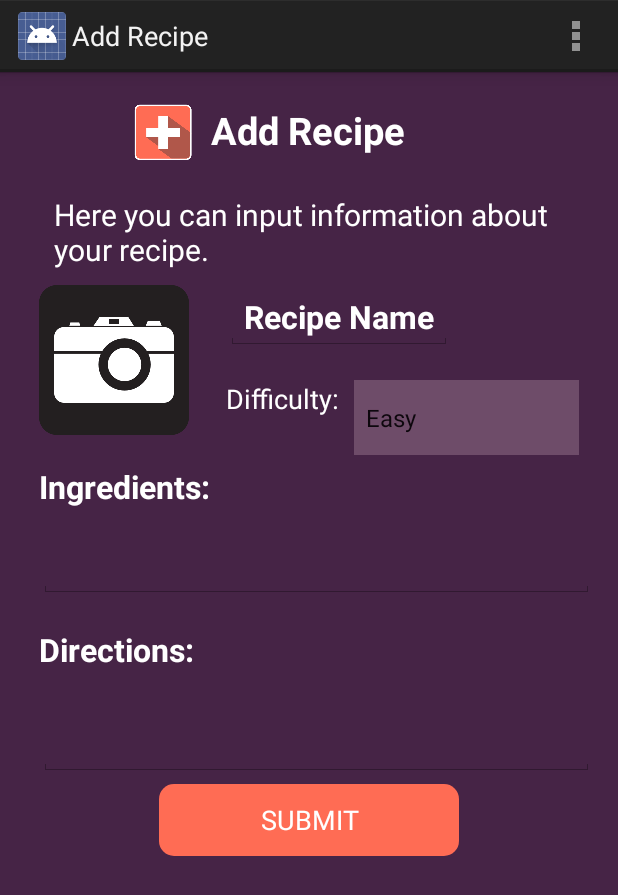
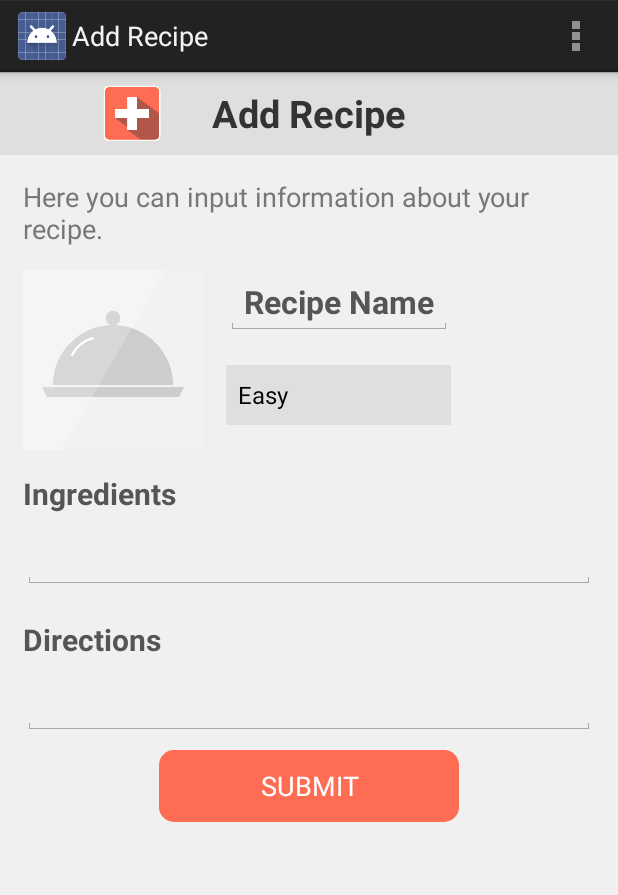
Before and after one commit to dcdinicola/Group_App_Working_Folder_The_Pantry_Planner, an Android app: the AddRecipeActivity screen opened directly, with no data from a screen before it, on a phone screen of 412 x 824 dp. Shown: the top 895 px of the screen. Run offline under Robolectric (Android 15) with nearby library versions, the phone set to English and light mode, and no system bars.

Commit message:
UI refinements
-profile
-favorites
-add recipe
-look up recipe background

```diff
--- a/MyFirstApplication-2/app/src/main/res/layout/activity_add_recipe.xml
+++ b/MyFirstApplication-2/app/src/main/res/layout/activity_add_recipe.xml
@@ -3,24 +3,15 @@
 
 <RelativeLayout xmlns:android="http://schemas.android.com/apk/res/android"
     xmlns:tools="http://schemas.android.com/tools" android:layout_width="match_parent"
-    android:layout_height="match_parent" android:paddingLeft="@dimen/activity_horizontal_margin"
-    android:paddingRight="@dimen/activity_horizontal_margin"
-    android:paddingTop="@dimen/activity_vertical_margin"
-    android:paddingBottom="@dimen/activity_vertical_margin"
+    android:layout_height="match_parent"
     tools:context="com.irissonghy.myfirstapplication.AddRecipeActivity"
     android:id="@+id/RelativeLayoutAddRecipe"
-    android:background="#462446">
+    android:background="#f0f0f0">
 
-    <ImageView
-        android:layout_width="45dp"
-        android:layout_height="45dp"
-        android:id="@+id/imageAddRecipe"
-        android:src="@drawable/addrecipelogo"
-        android:layout_toLeftOf="@+id/textViewAddRecipe" />
 
     <TextView
-        android:layout_width="150dp"
-        android:layout_height="45dp"
+        android:layout_width="fill_parent"
+        android:layout_height="55dp"
         android:text="Add Recipe"
         android:id="@+id/textViewAddRecipe"
         android:layout_alignParentTop="true"
@@ -32,9 +23,19 @@
         android:layout_alignParentBottom="false"
         android:layout_alignParentRight="false"
         android:layout_alignWithParentIfMissing="false"
-        android:gravity="center_vertical|center_horizontal"
+        android:gravity="center"
         android:layout_alignParentEnd="false"
-        android:textColor="#fff" />
+        android:textColor="#333"
+        android:background="#dfdfdf" />
+    <ImageView
+    android:layout_width="45dp"
+    android:layout_height="45dp"
+    android:id="@+id/imageAddRecipe"
+    android:src="@drawable/addrecipelogo"
+    android:layout_toLeftOf="@+id/textViewAddRecipe"
+    android:layout_marginRight="-110dp"
+        android:layout_marginTop="3dp" />
+
     <Space
         android:layout_width="fill_parent"
         android:layout_height="20dp"
@@ -48,38 +49,36 @@
         android:layout_height="wrap_content"
         android:text="Here you can input information about your recipe."
         android:id="@+id/textView"
-        android:layout_below="@+id/space"
-        android:layout_alignLeft="@+id/space"
-        android:layout_alignStart="@+id/space"
-        android:textSize="20sp"
-        android:paddingLeft="10dp"
-        android:layout_marginBottom="10dp"
-        android:layout_marginLeft="10dp"
-        android:textColor="#fff" />
+        android:textSize="18sp"
+        android:paddingLeft="15dp"
+        android:textColor="#777"
+        android:layout_below="@+id/textViewAddRecipe"
+        android:layout_marginTop="15dp"
+        android:paddingRight="15dp" />
 
     <ImageView
-        android:layout_width="100dp"
-        android:layout_height="100dp"
+        android:layout_width="120dp"
+        android:layout_height="120dp"
         android:id="@+id/imageView2"
+        android:src="@drawable/add_recipe"
         android:layout_below="@+id/textView"
-        android:layout_alignParentLeft="true"
-        android:layout_alignParentStart="true"
-        android:src="@drawable/camera_icon"
-        android:layout_marginLeft="10dp" />
+        android:layout_marginTop="15dp"
+        android:layout_marginLeft="15dp"
+        android:layout_alignParentStart="false" />
 
     <EditText
         android:layout_width="wrap_content"
         android:layout_height="wrap_content"
         android:id="@+id/recipeName"
-        android:layout_below="@+id/textView"
-        android:layout_toRightOf="@+id/imageAddRecipe"
-        android:layout_toEndOf="@+id/imageAddRecipe"
+        android:layout_toEndOf="@+id/imageView2"
         android:textSize="21sp"
         android:textStyle="bold"
         android:text="Recipe Name"
-        android:layout_marginLeft="20dp"
-        android:layout_marginRight="10dp"
-        android:textColor="#fff" />
+        android:textColor="#555"
+        android:layout_below="@+id/textView"
+        android:layout_toRightOf="@+id/imageView2"
+        android:layout_marginTop="15dp"
+        android:layout_marginLeft="15dp" />
 
     <TextView
         android:layout_width="wrap_content"
@@ -93,36 +92,30 @@
         android:layout_marginTop="20dp"
         android:textColor="#fff" />
 
-    <Space
-        android:layout_width="fill_parent"
-        android:layout_height="20dp"
-        android:layout_below="@+id/imageView2"
-        android:layout_centerHorizontal="true"
-        android:id="@+id/space2" />
-
     <TextView
         android:layout_width="wrap_content"
         android:layout_height="wrap_content"
-        android:text="Ingredients:"
+        android:text="Ingredients"
         android:id="@+id/textView3"
         android:textStyle="bold"
-        android:textSize="21sp"
-        android:layout_below="@+id/space2"
-        android:layout_alignLeft="@+id/recipeDetailDirections"
-        android:layout_alignStart="@+id/recipeDetailDirections"
-        android:textColor="#fff" />
+        android:textSize="20sp"
+        android:textColor="#555"
+        android:layout_below="@+id/imageView2"
+        android:layout_marginLeft="15dp"
+        android:layout_marginTop="15dp" />
 
     <EditText
         android:layout_width="fill_parent"
-        android:layout_height="60dp"
+        android:layout_height="50dp"
         android:inputType="textMultiLine"
         android:ems="10"
         android:id="@+id/recipeDetailIngredients"
         android:layout_below="@+id/textView3"
         android:textSize="18sp"
-        android:layout_marginLeft="10dp"
         android:textColor="#fff"
-        android:layout_alignRight="@+id/textView" />
+        android:layout_alignRight="@+id/textView"
+        android:layout_marginLeft="15dp"
+        android:layout_marginRight="15dp" />
 
     <Space
         android:layout_width="fill_parent"
@@ -135,19 +128,19 @@
     <TextView
         android:layout_width="wrap_content"
         android:layout_height="wrap_content"
-        android:text="Directions: "
+        android:text="Directions "
         android:id="@+id/textView5"
         android:layout_below="@+id/space4"
         android:layout_alignParentLeft="true"
         android:layout_alignParentStart="true"
-        android:layout_marginLeft="10dp"
+        android:layout_marginLeft="15dp"
         android:textStyle="bold"
-        android:textSize="21sp"
-        android:textColor="#fff" />
+        android:textSize="20sp"
+        android:textColor="#555" />
 
     <EditText
         android:layout_width="wrap_content"
-        android:layout_height="70dp"
+        android:layout_height="50dp"
         android:inputType="textMultiLine"
         android:ems="10"
         android:id="@+id/recipeDetailDirections"
@@ -166,20 +159,19 @@
         android:background="@drawable/btnlogin"
         android:layout_below="@+id/recipeDetailDirections"
         android:layout_centerHorizontal="true"
-        android:layout_marginTop="5dp"
+        android:layout_marginTop="10dp"
         android:textColor="#fff"
         android:onClick="showRecipeDetail"/>
 
     <Spinner
         android:layout_width="150dp"
-        android:layout_height="50dp"
+        android:layout_height="40dp"
         android:id="@+id/spinner"
-        android:layout_toEndOf="@+id/textView2"
         android:entries="@array/cooking_level"
-        android:layout_alignTop="@+id/textView2"
-        android:layout_toRightOf="@+id/textView2"
-        android:alpha="0.8"
-        android:background="#795672"
-        android:layout_marginLeft="10dp" />
+        android:background="#dfdfdf"
+        android:layout_below="@+id/recipeName"
+        android:layout_marginLeft="15dp"
+        android:layout_marginTop="20dp"
+        android:layout_toRightOf="@+id/imageView2" />
 
 </RelativeLayout>
--- a/MyFirstApplication-2/app/src/main/res/layout/activity_look_up_recipe.xml
+++ b/MyFirstApplication-2/app/src/main/res/layout/activity_look_up_recipe.xml
@@ -5,7 +5,7 @@
     android:paddingRight="@dimen/activity_horizontal_margin"
     android:paddingTop="@dimen/activity_vertical_margin"
     android:paddingBottom="@dimen/activity_vertical_margin"
-    android:background = "#462446"
+    android:background = "#f0f0f0"
     tools:context="com.irissonghy.myfirstapplication.LookUpRecipeActivity">
 
     <LinearLayout
--- a/MyFirstApplication-2/app/src/main/res/values/listView_Style.xml
+++ b/MyFirstApplication-2/app/src/main/res/values/listView_Style.xml
@@ -1,6 +1,6 @@
 <?xml version="1.0" encoding="utf-8"?>
 <resources>
     <style name="ListFontColor" parent="@android:style/Widget.ListView">
-        <item name="android:textColor">#FFFFFF</item>
+        <item name="android:textColor">#555</item>
     </style>
 </resources>
```
Also changed, not shown: MyFirstApplication-2/app/src/main/res/layout/activity_favorites.xml (+24 -28 lines), MyFirstApplication-2/app/src/main/res/layout/activity_login.xml (+13 -13 lines), MyFirstApplication-2/app/src/main/res/layout/activity_profile.xml (+37 -76 lines), MyFirstApplication-2/app/src/main/res/drawable-hdpi/add_recipe.png (added), MyFirstApplication-2/app/src/main/res/drawable-hdpi/avatar_profile.png (added), MyFirstApplication-2/app/src/main/res/drawable-hdpi/large_bg.jpg (added).
